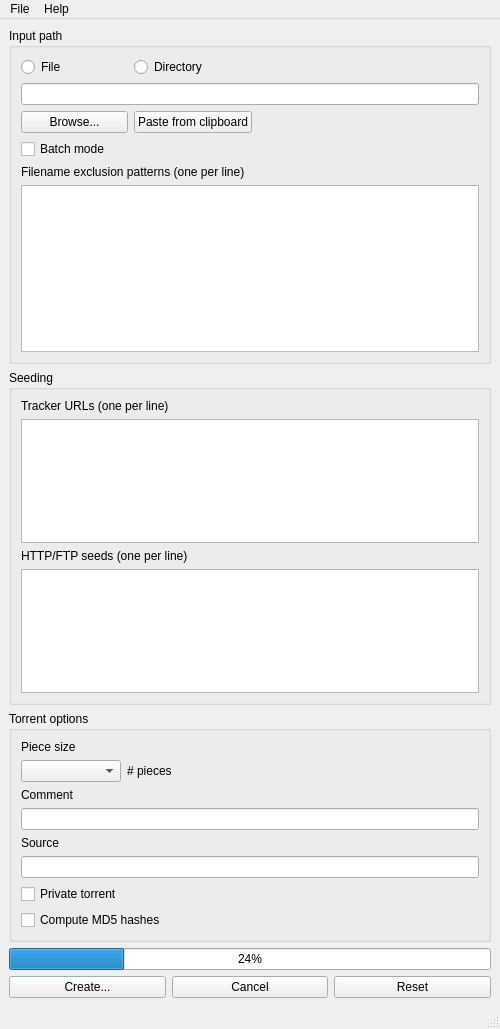
Qt form dottorrentGUI/mainwindow.ui (kz26/dottorrent-gui) before a commit.
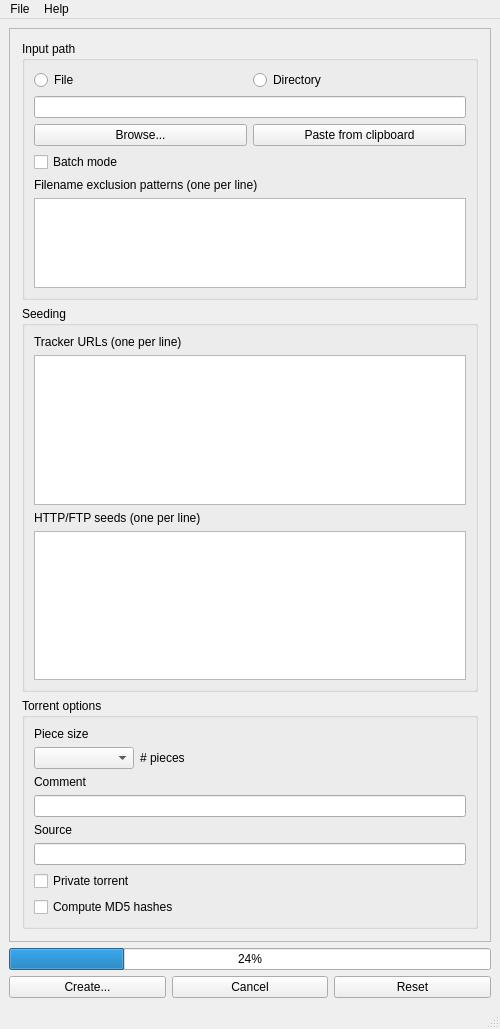
The same form after that commit.

Commit message: Implement scrolling to fix window sizing issues

```diff
--- a/dottorrentGUI/mainwindow.ui
+++ b/dottorrentGUI/mainwindow.ui
@@ -40,11 +40,41 @@
    </property>
    <layout class="QVBoxLayout" name="verticalLayout">
     <item>
+     <widget class="QScrollArea" name="scrollArea">
+      <property name="sizeAdjustPolicy">
+       <enum>QAbstractScrollArea::AdjustToContents</enum>
+      </property>
+      <property name="widgetResizable">
+       <bool>true</bool>
+      </property>
+      <widget class="QWidget" name="scrollAreaWidgetContents">
+       <property name="geometry">
+        <rect>
+         <x>0</x>
+         <y>0</y>
+         <width>465</width>
+         <height>904</height>
+        </rect>
+       </property>
+       <layout class="QVBoxLayout" name="verticalLayoutMain">
+        <property name="leftMargin">
+         <number>12</number>
+        </property>
+        <property name="topMargin">
+         <number>12</number>
+        </property>
+        <property name="rightMargin">
+         <number>12</number>
+        </property>
+        <property name="bottomMargin">
+         <number>12</number>
+        </property>
+        <item>
      <widget class="QGroupBox" name="inputGroupBox">
       <property name="sizePolicy">
-       <sizepolicy hsizetype="Preferred" vsizetype="Preferred">
+           <sizepolicy hsizetype="Preferred" vsizetype="MinimumExpanding">
         <horstretch>0</horstretch>
-        <verstretch>0</verstretch>
+            <verstretch>1</verstretch>
        </sizepolicy>
       </property>
       <property name="title">
@@ -64,7 +94,7 @@
          </property>
         </widget>
        </item>
-       <item row="3" column="0">
+           <item row="4" column="0">
         <widget class="QCheckBox" name="batchModeCheckBox">
          <property name="toolTip">
           <string>&lt;html&gt;&lt;head/&gt;&lt;body&gt;&lt;p&gt;If enabled, a torrent will be created for each directory and file one level below the input directory. The piece size for each torrent will be determined automatically.&lt;/p&gt;&lt;/body&gt;&lt;/html&gt;</string>
@@ -74,20 +104,7 @@
          </property>
         </widget>
        </item>
-       <item row="0" column="1">
-        <widget class="QRadioButton" name="directoryRadioButton">
-         <property name="sizePolicy">
-          <sizepolicy hsizetype="Minimum" vsizetype="Fixed">
-           <horstretch>0</horstretch>
-           <verstretch>0</verstretch>
-          </sizepolicy>
-         </property>
-         <property name="text">
-          <string>Directory</string>
-         </property>
-        </widget>
-       </item>
-       <item row="4" column="0" colspan="4">
+           <item row="5" column="0" colspan="4">
         <widget class="QLabel" name="excludeLabel">
          <property name="sizePolicy">
           <sizepolicy hsizetype="Preferred" vsizetype="Fixed">
@@ -100,13 +117,13 @@
          </property>
         </widget>
        </item>
-       <item row="5" column="0" colspan="4">
+           <item row="6" column="0" colspan="4">
         <widget class="QPlainTextEdit" name="excludeEdit">
          <property name="enabled">
           <bool>true</bool>
          </property>
          <property name="sizePolicy">
-          <sizepolicy hsizetype="Expanding" vsizetype="Minimum">
+              <sizepolicy hsizetype="Expanding" vsizetype="MinimumExpanding">
            <horstretch>0</horstretch>
            <verstretch>0</verstretch>
           </sizepolicy>
@@ -128,19 +145,6 @@
          </property>
         </widget>
        </item>
-       <item row="2" column="0">
-        <widget class="QPushButton" name="browseButton">
-         <property name="sizePolicy">
-          <sizepolicy hsizetype="Preferred" vsizetype="Fixed">
-           <horstretch>0</horstretch>
-           <verstretch>0</verstretch>
-          </sizepolicy>
-         </property>
-         <property name="text">
-          <string>Browse...</string>
-         </property>
-        </widget>
-       </item>
        <item row="1" column="0" colspan="4">
         <widget class="QLineEdit" name="inputEdit">
          <property name="text">
@@ -154,7 +158,25 @@
          </property>
         </widget>
        </item>
-       <item row="2" column="1">
+           <item row="2" column="0" colspan="4">
+            <layout class="QHBoxLayout" name="horizontalLayout_inputButtons">
+             <property name="sizeConstraint">
+              <enum>QLayout::SetDefaultConstraint</enum>
+             </property>
+             <item>
+              <widget class="QPushButton" name="browseButton">
+               <property name="sizePolicy">
+                <sizepolicy hsizetype="Preferred" vsizetype="Fixed">
+                 <horstretch>0</horstretch>
+                 <verstretch>0</verstretch>
+                </sizepolicy>
+               </property>
+               <property name="text">
+                <string>Browse...</string>
+               </property>
+              </widget>
+             </item>
+             <item>
         <widget class="QPushButton" name="pasteButton">
          <property name="sizePolicy">
           <sizepolicy hsizetype="Preferred" vsizetype="Fixed">
@@ -168,14 +190,29 @@
         </widget>
        </item>
       </layout>
+           </item>
+           <item row="0" column="2">
+            <widget class="QRadioButton" name="directoryRadioButton">
+             <property name="sizePolicy">
+              <sizepolicy hsizetype="Minimum" vsizetype="Fixed">
+               <horstretch>0</horstretch>
+               <verstretch>0</verstretch>
+              </sizepolicy>
+             </property>
+             <property name="text">
+              <string>Directory</string>
+             </property>
+            </widget>
+           </item>
+          </layout>
      </widget>
     </item>
     <item>
      <widget class="QGroupBox" name="seedingGroupBox">
       <property name="sizePolicy">
-       <sizepolicy hsizetype="Preferred" vsizetype="Preferred">
+           <sizepolicy hsizetype="Preferred" vsizetype="MinimumExpanding">
         <horstretch>0</horstretch>
-        <verstretch>0</verstretch>
+            <verstretch>2</verstretch>
        </sizepolicy>
       </property>
       <property name="title">
@@ -198,9 +235,9 @@
        <item>
         <widget class="QPlainTextEdit" name="trackerEdit">
          <property name="sizePolicy">
-          <sizepolicy hsizetype="Expanding" vsizetype="Minimum">
+              <sizepolicy hsizetype="Expanding" vsizetype="MinimumExpanding">
            <horstretch>0</horstretch>
-           <verstretch>0</verstretch>
+               <verstretch>1</verstretch>
           </sizepolicy>
          </property>
          <property name="minimumSize">
@@ -236,9 +273,9 @@
        <item>
         <widget class="QPlainTextEdit" name="webSeedEdit">
          <property name="sizePolicy">
-          <sizepolicy hsizetype="Expanding" vsizetype="Minimum">
+              <sizepolicy hsizetype="Expanding" vsizetype="MinimumExpanding">
            <horstretch>0</horstretch>
-           <verstretch>0</verstretch>
+               <verstretch>1</verstretch>
           </sizepolicy>
          </property>
          <property name="minimumSize">
@@ -366,6 +403,10 @@
         </widget>
        </item>
       </layout>
+         </widget>
+        </item>
+       </layout>
+      </widget>
      </widget>
     </item>
     <item>
```
Lines whose indentation alone changed are shown as unchanged. The commit also changes 4 other files.
